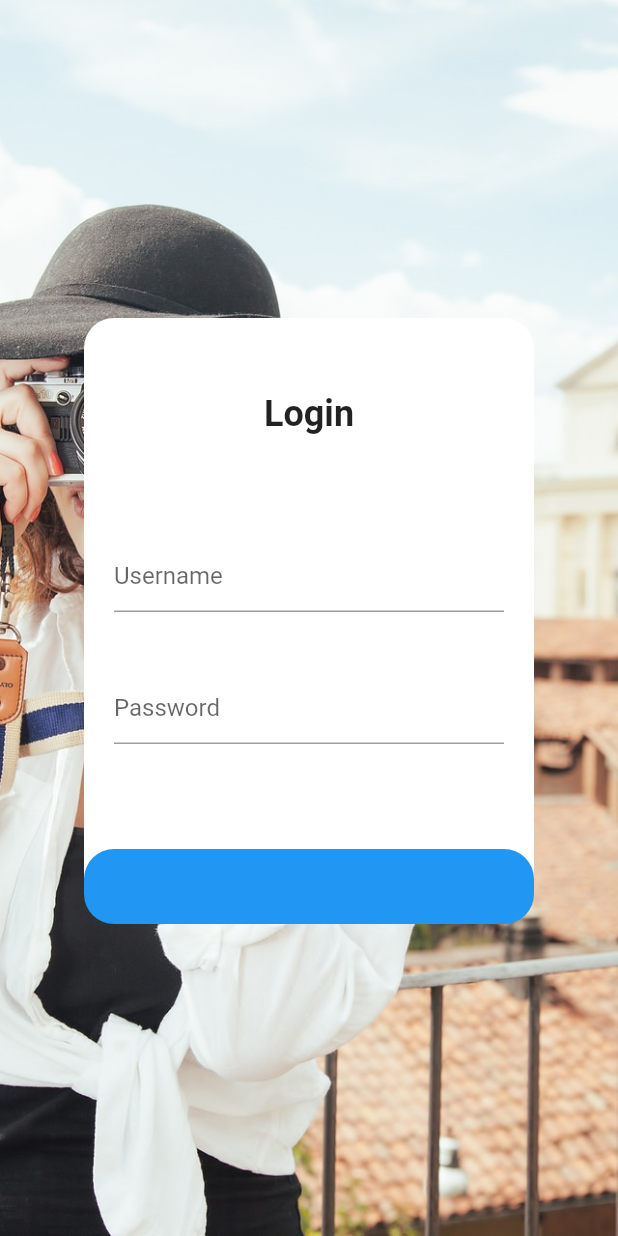
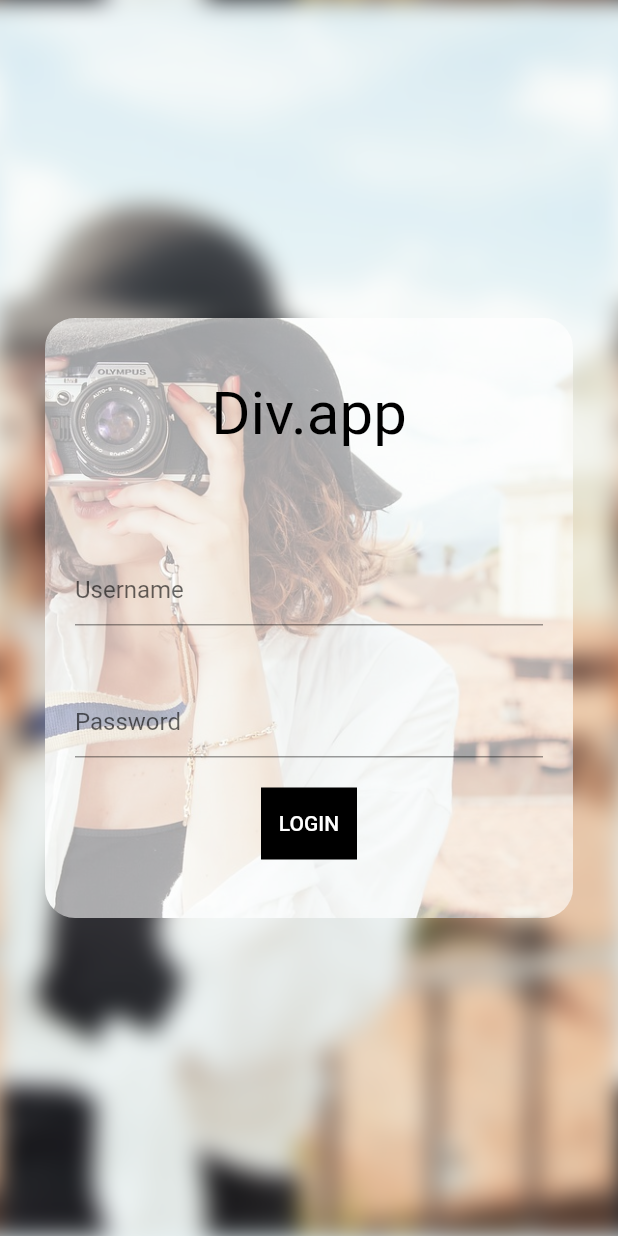
Before and after one commit to me-lynx/divapp, a Flutter app: the screen it shows after launch, on a phone screen of 412 x 824 dp. Run offline on Flutter 3.47's test engine with Material 2 defaults, Android fonts, the phone set to English and light mode, and no system bars; Roboto replaces fonts that are missing (Poppins-Black).

Commit message:
Login Page

```diff
--- a/lib/login/login_page.dart
+++ b/lib/login/login_page.dart
@@ -1,3 +1,5 @@
+import 'dart:ui';
+
 import 'package:flutter/material.dart';
 
 class LoginPage extends StatefulWidget {
@@ -11,29 +13,44 @@ class _LoginPageState extends State<LoginPage> {
   @override
   Widget build(BuildContext context) {
     return Scaffold(
-      body: Container(
-        decoration: const BoxDecoration(
+      backgroundColor: Colors.black,
+      body: SingleChildScrollView(
+        child: Column(
+          children: [
+            ClipRRect(
+              child: Column(
+                children: [
+                  Container(
+                    width: double.maxFinite,
+                    height: MediaQuery.of(context).size.height,
+                    decoration: BoxDecoration(
                         image: DecorationImage(
-            image: AssetImage("assets/images/woman_home.jpg"),
-            fit: BoxFit.cover,
-          ),
-        ),
+                            image: _image.image,
+                            fit: BoxFit.cover)), // Background
+                    child: BackdropFilter(
+                      filter: _imageFilter,
+                      child: Padding(
+                        padding: const EdgeInsets.all(30),
                         child: Center(
                           child: Container(
-            width: 300,
+                            width: double.maxFinite,
                             height: 400,
                             decoration: BoxDecoration(
-              color: Colors.white,
+                              color: Colors.white60,
                               borderRadius: BorderRadius.circular(20),
+                              backgroundBlendMode: BlendMode.srcIn,
                             ),
                             child: Column(
                               children: [
-                const SizedBox(height: 50),
+                                const SizedBox(
+                                  height: 40,
+                                ),
                                 const Text(
-                  "Login",
+                                  "Div.app",
                                   style: TextStyle(
-                    fontSize: 24,
-                    fontWeight: FontWeight.bold,
+                                    color: Colors.black,
+                                    fontFamily: "Poppins-Black",
+                                    fontSize: 40,
                                   ),
                                 ),
                                 const SizedBox(height: 50),
@@ -53,31 +70,34 @@ class _LoginPageState extends State<LoginPage> {
                                     ),
                                   ),
                                 ),
-                const SizedBox(height: 50),
                                 Container(
-                  width: double.infinity,
-                  height: 50,
-                  decoration: BoxDecoration(
-                    color: Colors.blue,
-                    borderRadius: BorderRadius.circular(20),
+                                  color: Colors.black,
+                                  child: TextButton(
+                                    child: const Text(
+                                      'LOGIN',
+                                      style: TextStyle(color: Colors.white),
                                     ),
-                  // child: FlatButton(
-                  //   onPressed: () {},
-                  //   child: Text(
-                  //     "Login",
-                  //     style: TextStyle(
-                  //       color: Colors.white,
-                  //       fontSize: 18,
-                  //       fontWeight: FontWeight.bold,
-                  //     ),
-                  //   ),
-                  // ),
+                                    onPressed: () {},
+                                  ),
                                 ),
                               ],
                             ),
                           ),
                         ),
                       ),
+                    ),
+                  ),
+                ],
+              ),
+            ),
+          ],
+        ),
+      ),
     );
   }
+
+  Image get _image => Image.asset("assets/images/woman_home.jpg");
+
+  ImageFilter get _imageFilter =>
+      ImageFilter.blur(sigmaX: 8, sigmaY: 8, tileMode: TileMode.repeated);
 }
```
Lines whose indentation alone changed are shown as unchanged.
